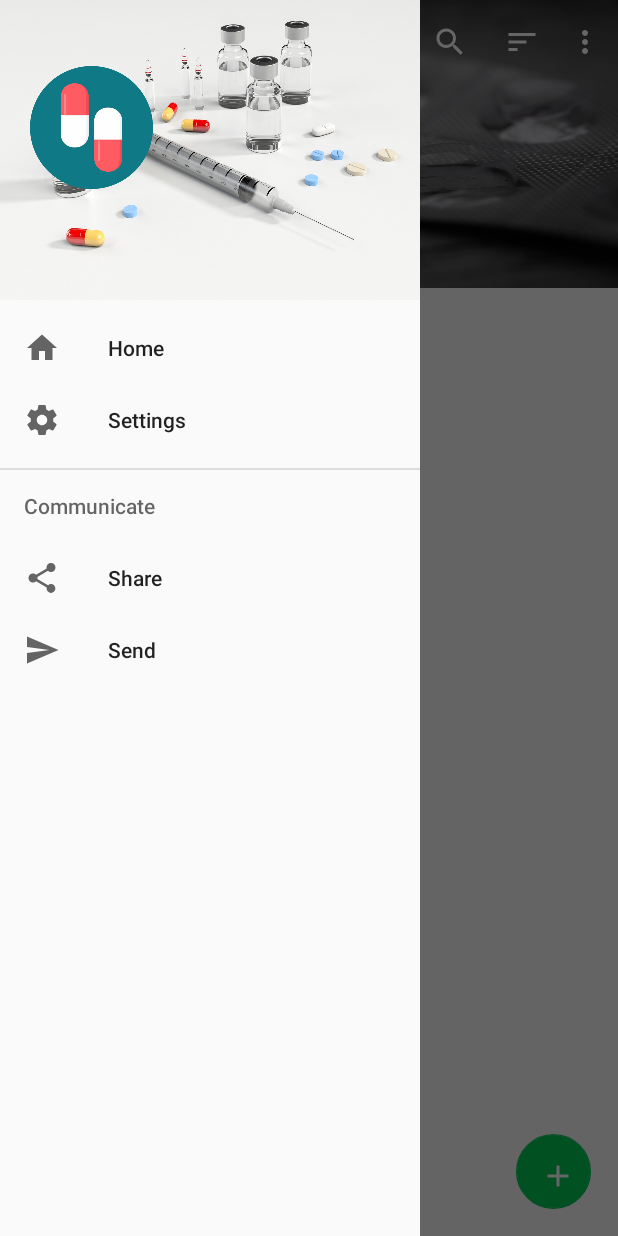
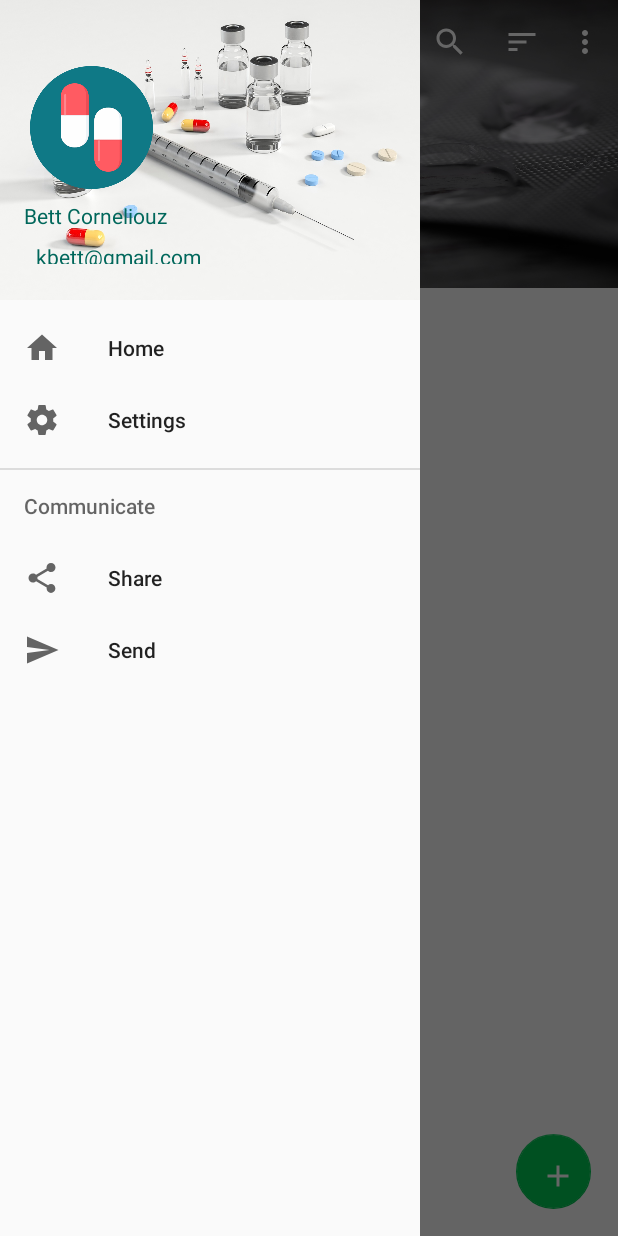
Before and after one commit to corneliouzbett/MedicationManager, an Android app: the MainActivity screen opened directly, with no data from a screen before it, with the side drawer open, on a phone screen of 412 x 824 dp. Run offline under Robolectric (Android 15) with nearby library versions, the phone set to English and light mode, and no system bars; our stand-ins replace Picasso.

Commit message:
updated menu items

```diff
--- a/app/src/main/java/com/beliscosolutions/corneliouzbett/medmanager01/views/MainActivity.java
+++ b/app/src/main/java/com/beliscosolutions/corneliouzbett/medmanager01/views/MainActivity.java
@@ -181,7 +181,9 @@ public class MainActivity extends AppCompatActivity
         int id = item.getItemId();
 
         if (id == R.id.nav_home) {
-            // Handle the camera action
+            Intent mainIntent = new Intent(this,MainActivity.class);
+            mainIntent.addFlags(Intent.FLAG_ACTIVITY_CLEAR_TOP);
+
         } else if (id == R.id.nav_settings) {
 
         }  else if (id == R.id.nav_share) {
--- a/app/src/main/res/layout/nav_header_main.xml
+++ b/app/src/main/res/layout/nav_header_main.xml
@@ -25,6 +25,7 @@
         android:layout_width="match_parent"
         android:layout_height="wrap_content"
         android:paddingTop="@dimen/nav_header_vertical_spacing"
+        android:text="Bett Corneliouz"
         android:textColor="@color/primaryDarkColor"
         android:textAppearance="@style/TextAppearance.AppCompat.Body1" />
 
@@ -32,6 +33,7 @@
         android:id="@+id/tv_account_email"
         android:layout_width="wrap_content"
         android:layout_height="wrap_content"
+        android:text="kbett@gmail.com"
         android:textColor="@color/primaryDarkColor"
         android:padding="@dimen/nav_header_vertical_spacing" />
 
```
